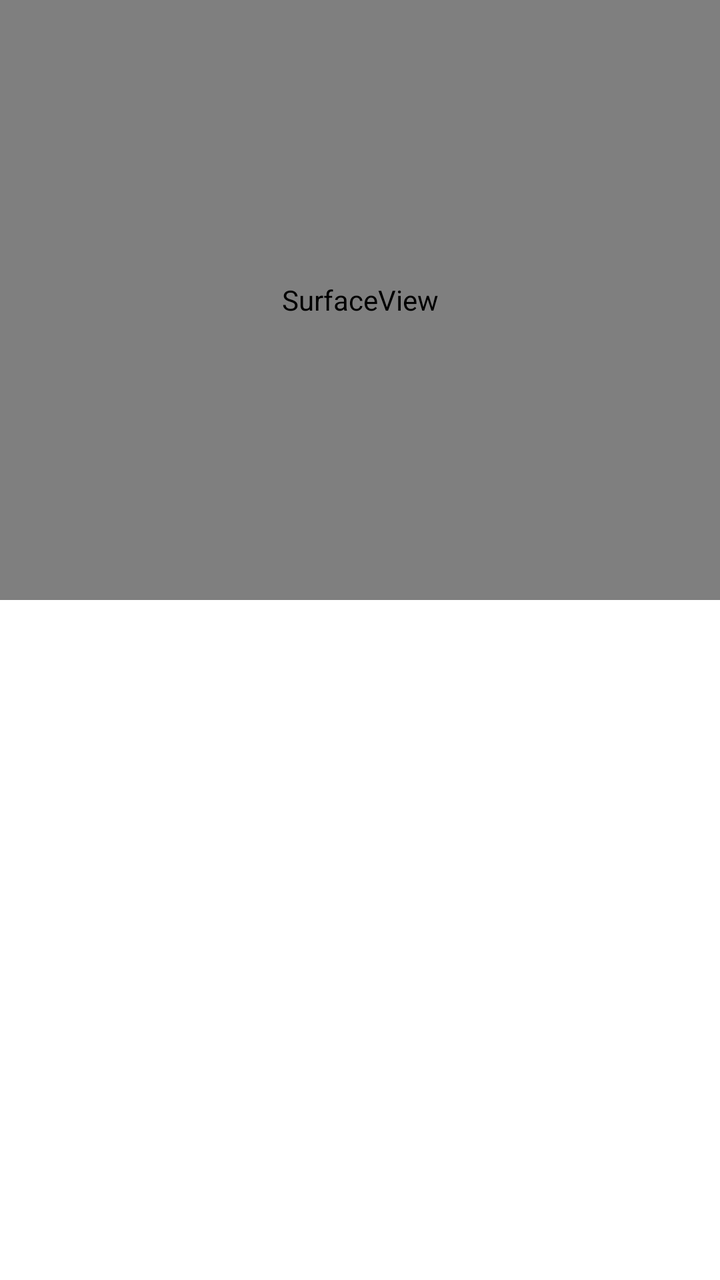
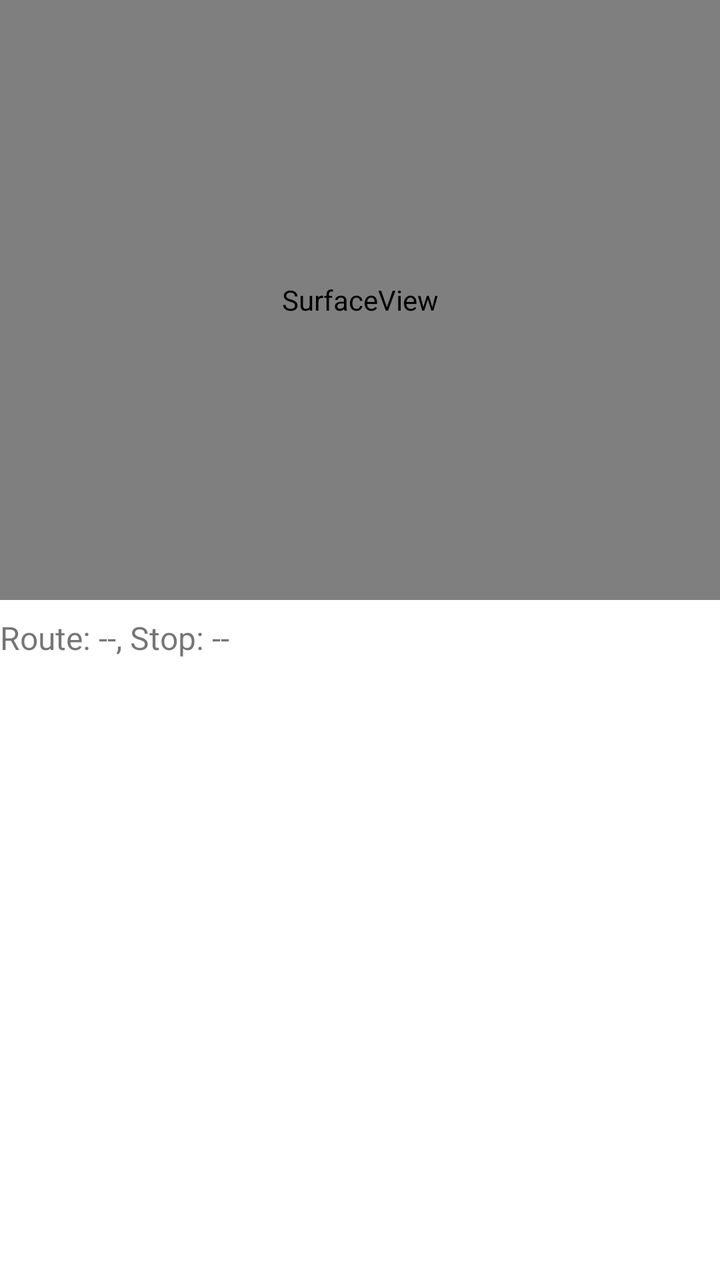

Before-and-after screenshots of an Android layout around one commit, followed by the original layout XML and the change that was made.
<!-- AndroidManifest.xml: application theme Theme.VISTA -->
<!-- res/layout/activity_bus_detection_page.xml -->
<?xml version="1.0" encoding="utf-8"?>
<androidx.constraintlayout.widget.ConstraintLayout xmlns:android="http://schemas.android.com/apk/res/android"
xmlns:app="http://schemas.android.com/apk/res-auto"
xmlns:tools="http://schemas.android.com/tools"
android:id="@+id/main"
android:layout_width="match_parent"
android:layout_height="match_parent"
tools:context=".BusDetectionPage"
android:background="@color/white">


<SurfaceView
    android:id="@+id/cameraSurfaceView"
    android:layout_width="match_parent"
    android:layout_height="300dp"
    app:layout_constraintTop_toTopOf="parent" />


<ImageView
    android:id="@+id/detectedImageView"
    android:layout_width="match_parent"
    android:layout_height="300dp"
    android:scaleType="fitCenter"
    app:layout_constraintTop_toTopOf="parent" />

</androidx.constraintlayout.widget.ConstraintLayout>
<!-- resources referenced by this layout -->
<resources>
  <color name="white">#FFFFFF</color>
  <style name="Theme.VISTA" parent="Theme.MaterialComponents.DayNight.NoActionBar">
          <item name="colorPrimary">@color/semi_transparent_white</item>
          <item name="colorPrimaryVariant">@color/semi_transparent_white</item>
          <item name="colorOnPrimary">@color/white</item>
          <item name="android:statusBarColor">#D3D3D3</item>
      </style>
  <color name="semi_transparent_white">#80FFFFFF</color>
</resources>

<!-- the commit's change to res/layout/activity_bus_detection_page.xml (unified diff, before → after) -->
@@ -23,4 +23,26 @@ android:background="@color/white">
     android:scaleType="fitCenter"
     app:layout_constraintTop_toTopOf="parent" />
 
+
+<TextView
+    android:id="@+id/tv_current_stop"
+    android:layout_width="0dp"
+    android:layout_height="wrap_content"
+    android:text="Route: --, Stop: --"
+    android:textSize="16sp"
+    android:layout_marginTop="8dp"
+    app:layout_constraintTop_toBottomOf="@id/detectedImageView"
+    app:layout_constraintStart_toStartOf="parent"
+    app:layout_constraintEnd_toEndOf="parent" />
+
+<ListView
+    android:id="@+id/lv_arrival_times"
+    android:layout_width="0dp"
+    android:layout_height="0dp"
+    android:layout_marginTop="4dp"
+    app:layout_constraintTop_toBottomOf="@id/tv_current_stop"
+    app:layout_constraintStart_toStartOf="parent"
+    app:layout_constraintEnd_toEndOf="parent"
+    app:layout_constraintBottom_toBottomOf="parent" />
+
 </androidx.constraintlayout.widget.ConstraintLayout>
